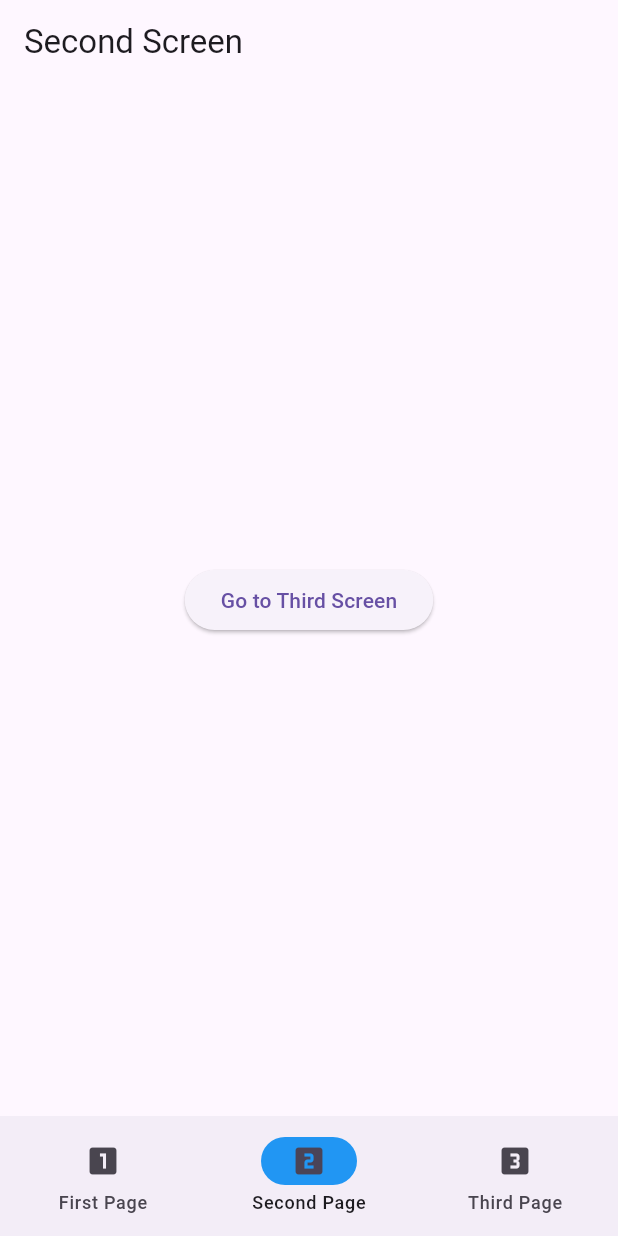
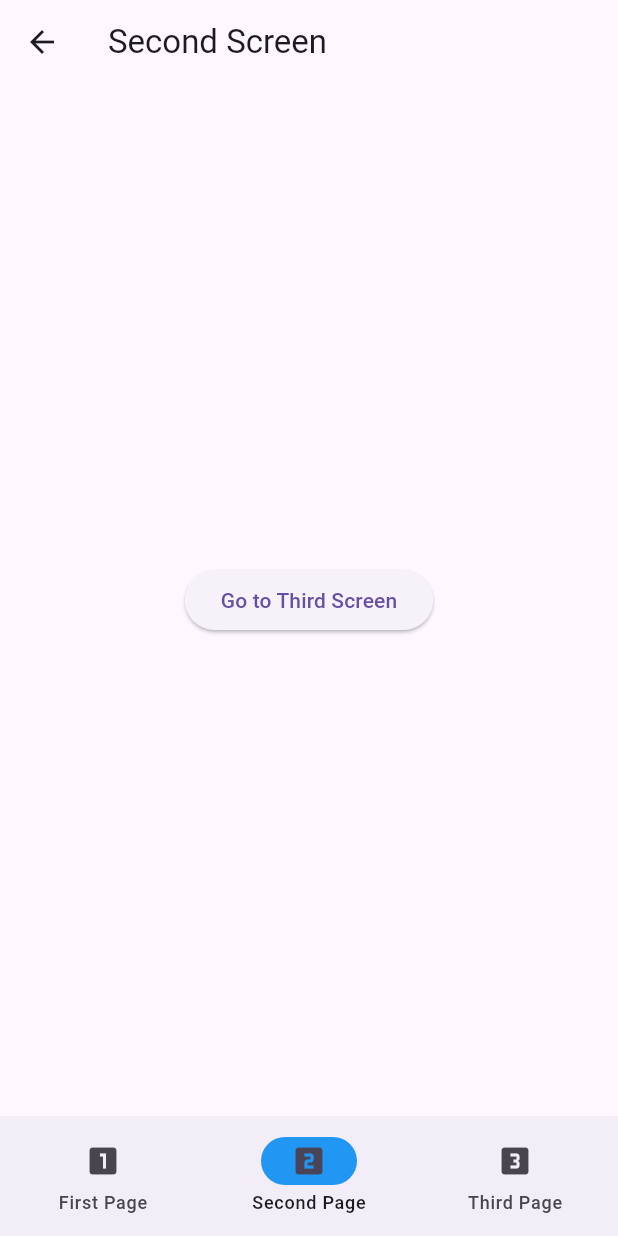
Before and after one commit to trfyrt/Routes-and-Navigation_Aaron-Kongdoh, a Flutter app: the screen it shows after launch, item 2 of the bottom bar chosen, on a phone screen of 412 x 824 dp. Run offline on Flutter 3.47's test engine with Material 3 defaults, Android fonts, the phone set to English and light mode, and no system bars.

Commit message:
Tombol back SecondScreen & ThirdScreen

```diff
--- a/lib/second_screen.dart
+++ b/lib/second_screen.dart
@@ -13,7 +13,14 @@ class _SecondScreenState extends State<SecondScreen> {
   @override
   Widget build(BuildContext context) {
     return Scaffold(
-      appBar: AppBar(title: const Text('Second Screen')),
+      appBar: AppBar(
+          title: const Text('Second Screen'),
+          leading: IconButton(
+              onPressed: () {
+                Navigator.pushNamedAndRemoveUntil(
+                    context, '/', (route) => false);
+              },
+              icon: Icon(Icons.arrow_back))),
       body: Center(
         child: ElevatedButton(
           onPressed: () {
```
Also changed, not shown: lib/third_screen.dart (+8 -1 lines).
